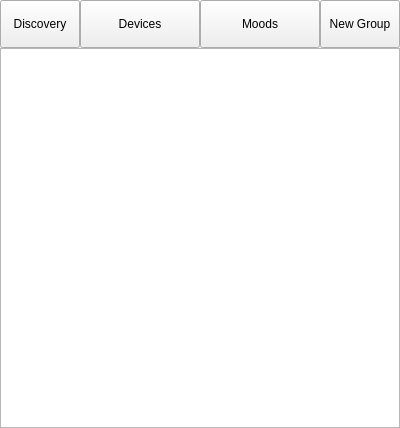
This is src/connectionpage.ui in timsee/Corluma as Qt 5 draws it before an edit. The edited form follows.
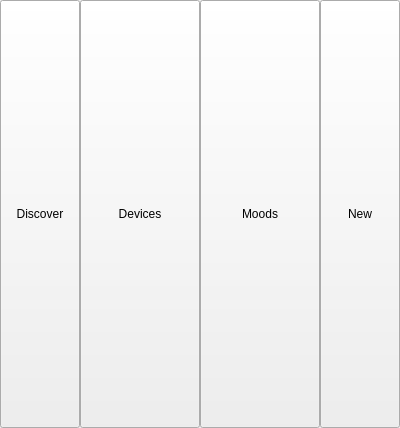
This is the edited form.

The edit to the form file:
```diff
--- a/src/connectionpage.ui
+++ b/src/connectionpage.ui
@@ -13,7 +13,10 @@
   <property name="windowTitle">
    <string>Form</string>
   </property>
-  <layout class="QGridLayout" name="gridLayout" rowstretch="0,5,40">
+  <layout class="QVBoxLayout" name="verticalLayout" stretch="5">
+   <property name="spacing">
+    <number>0</number>
+   </property>
    <property name="leftMargin">
     <number>0</number>
    </property>
@@ -26,51 +29,7 @@
    <property name="bottomMargin">
     <number>0</number>
    </property>
-   <property name="spacing">
-    <number>0</number>
-   </property>
-   <item row="2" column="0">
-    <widget class="QListWidget" name="connectionList">
-     <property name="sizePolicy">
-      <sizepolicy hsizetype="Minimum" vsizetype="Expanding">
-       <horstretch>0</horstretch>
-       <verstretch>0</verstretch>
-      </sizepolicy>
-     </property>
-     <property name="font">
-      <font>
-       <pointsize>14</pointsize>
-       <weight>75</weight>
-       <bold>true</bold>
-      </font>
-     </property>
-     <property name="focusPolicy">
-      <enum>Qt::NoFocus</enum>
-     </property>
-     <property name="midLineWidth">
-      <number>0</number>
-     </property>
-     <property name="horizontalScrollBarPolicy">
-      <enum>Qt::ScrollBarAlwaysOff</enum>
-     </property>
-     <property name="sizeAdjustPolicy">
-      <enum>QAbstractScrollArea::AdjustToContents</enum>
-     </property>
-     <property name="selectionMode">
-      <enum>QAbstractItemView::NoSelection</enum>
-     </property>
-     <property name="selectionBehavior">
-      <enum>QAbstractItemView::SelectRows</enum>
-     </property>
-     <property name="verticalScrollMode">
-      <enum>QAbstractItemView::ScrollPerPixel</enum>
-     </property>
-     <property name="horizontalScrollMode">
-      <enum>QAbstractItemView::ScrollPerPixel</enum>
-     </property>
-    </widget>
-   </item>
-   <item row="1" column="0">
+   <item>
     <layout class="QHBoxLayout" name="horizontalLayout" stretch="1,2,2,1">
      <property name="spacing">
       <number>0</number>
@@ -84,7 +43,7 @@
         </sizepolicy>
        </property>
        <property name="text">
-        <string>Discovery</string>
+        <string>Discover</string>
        </property>
       </widget>
      </item>
@@ -123,7 +82,7 @@
         </sizepolicy>
        </property>
        <property name="text">
-        <string>New Group</string>
+        <string>New</string>
        </property>
       </widget>
      </item>
```
